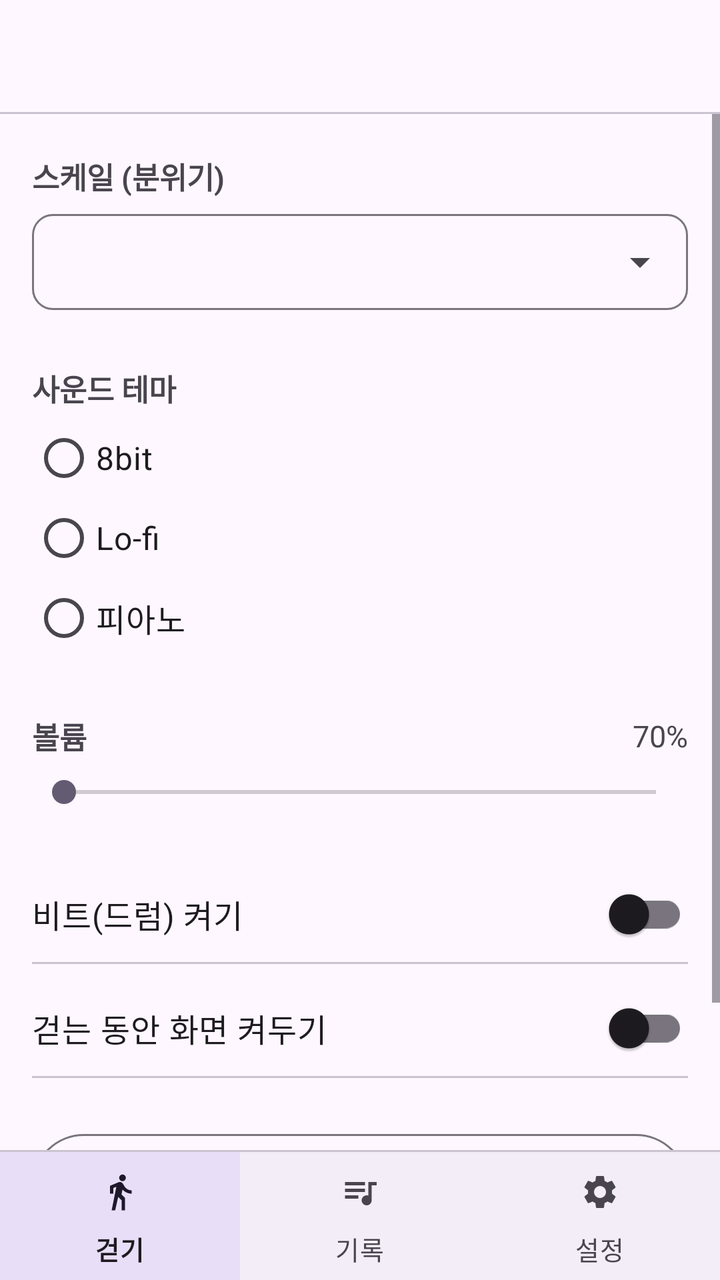
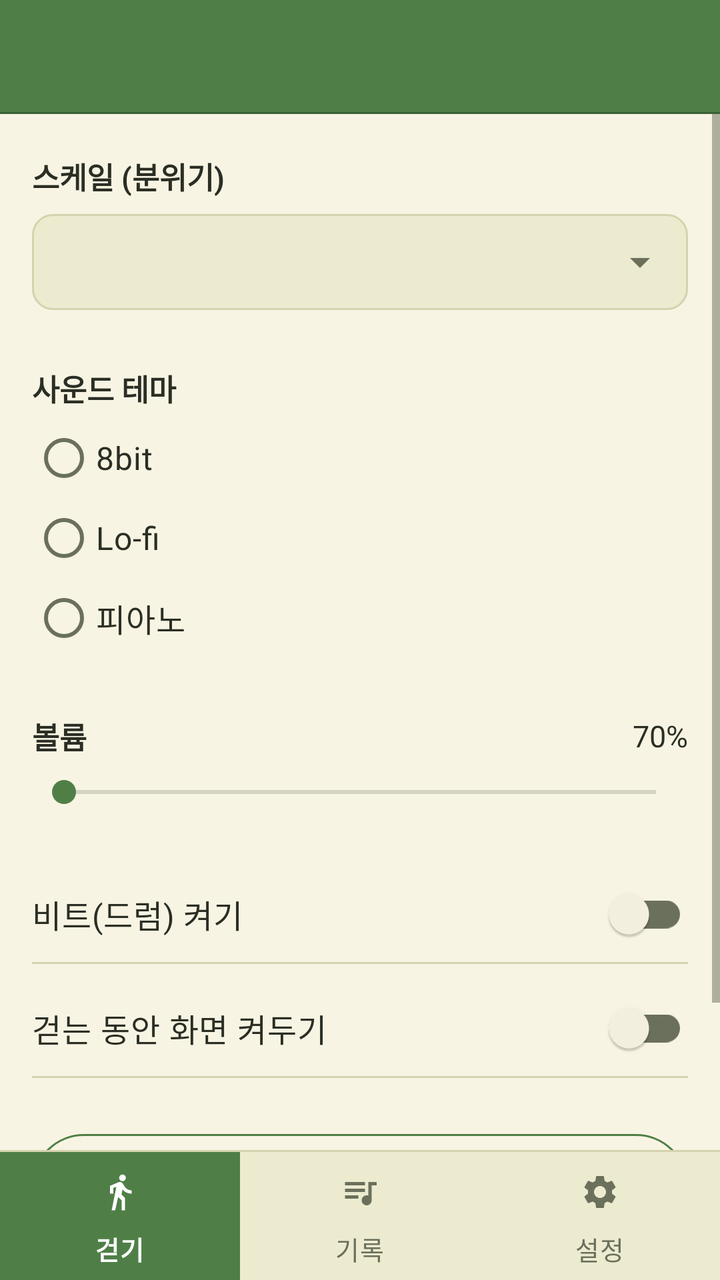

Before-and-after screenshots of an Android layout around one commit, followed by the original layout XML and the change that was made.
<!-- AndroidManifest.xml: application theme Theme.Balmatchum -->
<!-- res/layout/activity_settings.xml -->
<?xml version="1.0" encoding="utf-8"?>
<FrameLayout xmlns:android="http://schemas.android.com/apk/res/android"
    xmlns:app="http://schemas.android.com/apk/res-auto"
    android:layout_width="match_parent"
    android:layout_height="match_parent"
    android:fitsSystemWindows="true">

<LinearLayout
    android:layout_width="match_parent"
    android:layout_height="match_parent"
    android:orientation="vertical">

    
    <include layout="@layout/include_toolbar" />

    
    <ScrollView
        android:layout_width="match_parent"
        android:layout_height="0dp"
        android:layout_weight="1"
        android:fillViewport="true">

    <LinearLayout
        android:layout_width="match_parent"
        android:layout_height="wrap_content"
        android:orientation="vertical"
        android:paddingStart="16dp"
        android:paddingTop="20dp"
        android:paddingEnd="16dp"
        android:paddingBottom="16dp">

        
        <TextView
            android:layout_width="match_parent"
            android:layout_height="wrap_content"
            android:text="스케일 (분위기)"
            android:textSize="15sp"
            android:textStyle="bold" />

        
        <FrameLayout
            android:layout_width="match_parent"
            android:layout_height="wrap_content"
            android:layout_marginTop="8dp"
            android:background="@drawable/bg_outline_box">

            <Spinner
                android:id="@+id/spScale"
                android:layout_width="match_parent"
                android:layout_height="48dp" />
        </FrameLayout>

        
        <TextView
            android:layout_width="match_parent"
            android:layout_height="wrap_content"
            android:layout_marginTop="28dp"
            android:text="사운드 테마"
            android:textSize="15sp"
            android:textStyle="bold" />

        
        <RadioGroup
            android:id="@+id/rgTheme"
            android:layout_width="match_parent"
            android:layout_height="wrap_content"
            android:layout_marginTop="4dp"
            android:orientation="vertical">

            
            <RadioButton
                android:id="@+id/rbTheme8bit"
                android:layout_width="match_parent"
                android:layout_height="40dp"
                android:minHeight="40dp"
                android:text="8bit"
                android:textSize="16sp" />

            <RadioButton
                android:id="@+id/rbThemeLofi"
                android:layout_width="match_parent"
                android:layout_height="40dp"
                android:minHeight="40dp"
                android:text="Lo-fi"
                android:textSize="16sp" />

            <RadioButton
                android:id="@+id/rbThemePiano"
                android:layout_width="match_parent"
                android:layout_height="40dp"
                android:minHeight="40dp"
                android:text="피아노"
                android:textSize="16sp" />
        </RadioGroup>

        
        
        <LinearLayout
            android:layout_width="match_parent"
            android:layout_height="wrap_content"
            android:layout_marginTop="28dp"
            android:gravity="center_vertical"
            android:orientation="horizontal">

            <TextView
                android:layout_width="0dp"
                android:layout_height="wrap_content"
                android:layout_weight="1"
                android:text="볼륨"
                android:textSize="15sp"
                android:textStyle="bold" />

            <TextView
                android:id="@+id/tvVolume"
                android:layout_width="wrap_content"
                android:layout_height="wrap_content"
                android:text="70%"
                android:textSize="15sp" />
        </LinearLayout>

        
        <SeekBar
            android:id="@+id/seekVolume"
            android:layout_width="match_parent"
            android:layout_height="wrap_content"
            android:layout_marginTop="8dp"
            android:max="100" />

        
        
        <androidx.appcompat.widget.SwitchCompat
            android:id="@+id/swBeat"
            android:layout_width="match_parent"
            android:layout_height="48dp"
            android:layout_marginTop="28dp"
            android:text="비트(드럼) 켜기"
            android:textSize="16sp" />

        <View
            android:layout_width="match_parent"
            android:layout_height="1dp"
            android:background="?attr/colorOutlineVariant" />

        <androidx.appcompat.widget.SwitchCompat
            android:id="@+id/swKeepScreen"
            android:layout_width="match_parent"
            android:layout_height="48dp"
            android:layout_marginTop="8dp"
            android:text="걷는 동안 화면 켜두기"
            android:textSize="16sp" />

        <View
            android:layout_width="match_parent"
            android:layout_height="1dp"
            android:background="?attr/colorOutlineVariant" />

        
        <Space
            android:layout_width="match_parent"
            android:layout_height="0dp"
            android:layout_weight="1"
            android:minHeight="28dp" />

        
        <com.google.android.material.button.MaterialButton
            android:id="@+id/btnReset"
            style="@style/Widget.Material3.Button.OutlinedButton"
            android:layout_width="match_parent"
            android:layout_height="52dp"
            android:insetTop="0dp"
            android:insetBottom="0dp"
            android:text="설정 초기화"
            android:textSize="17sp"
            android:textStyle="bold"
            app:cornerRadius="26dp" />

        <TextView
            android:layout_width="match_parent"
            android:layout_height="wrap_content"
            android:layout_marginTop="8dp"
            android:gravity="center"
            android:text="누르면 확인 대화상자가 열리고, 완료되면 토스트 표시"
            android:textColor="?attr/colorOnSurfaceVariant"
            android:textSize="12sp" />
    </LinearLayout>
    </ScrollView>

    
    <include layout="@layout/include_bottom_nav" />
</LinearLayout>
</FrameLayout>
<!-- res/layout/include_toolbar.xml (included above) -->
<?xml version="1.0" encoding="utf-8"?>
<merge xmlns:android="http://schemas.android.com/apk/res/android"
    xmlns:app="http://schemas.android.com/apk/res-auto">

    
    <com.google.android.material.appbar.MaterialToolbar
        android:id="@+id/toolbar"
        android:layout_width="match_parent"
        android:layout_height="56dp"
        app:titleTextAppearance="@style/TextAppearance.Balmatchum.ToolbarTitle" />

    
    <View
        android:layout_width="match_parent"
        android:layout_height="1dp"
        android:background="?attr/colorOutlineVariant" />
</merge>
<!-- res/layout/include_bottom_nav.xml (included above) -->
<?xml version="1.0" encoding="utf-8"?>
<merge xmlns:android="http://schemas.android.com/apk/res/android"
    xmlns:app="http://schemas.android.com/apk/res-auto">

    
    <View
        android:layout_width="match_parent"
        android:layout_height="1dp"
        android:background="?attr/colorOutlineVariant" />

    
    <com.google.android.material.bottomnavigation.BottomNavigationView
        android:id="@+id/bottomNav"
        android:layout_width="match_parent"
        android:layout_height="64dp"
        android:minHeight="64dp"
        app:itemBackground="@drawable/bg_nav_item"
        app:itemIconSize="20dp"
        app:itemPaddingBottom="10dp"
        app:itemPaddingTop="10dp"
        app:itemTextAppearanceActive="@style/TextAppearance.Balmatchum.NavActive"
        app:itemTextAppearanceInactive="@style/TextAppearance.Balmatchum.NavInactive"
        app:labelVisibilityMode="labeled"
        app:menu="@menu/bottom_nav" />
</merge>
<!-- resources referenced by this layout -->
<resources>
  <!-- drawable bg_nav_item (drawable) -->
  <?xml version="1.0" encoding="utf-8"?>
  <selector xmlns:android="http://schemas.android.com/apk/res/android">
      <item android:state_checked="true">
          <shape android:shape="rectangle">
              
              <solid android:color="?attr/colorSecondaryContainer" />
          </shape>
      </item>
      <item android:drawable="@android:color/transparent" />
  </selector>
  <!-- drawable bg_outline_box (drawable) -->
  <?xml version="1.0" encoding="utf-8"?>
  <shape xmlns:android="http://schemas.android.com/apk/res/android"
      android:shape="rectangle">
      <corners android:radius="10dp" />
      <stroke
          android:width="1dp"
          android:color="?attr/colorOutline" />
  </shape>
  <style name="TextAppearance.Balmatchum.NavActive" parent="TextAppearance.Material3.LabelMedium">
          <item name="android:textSize">13sp</item>
          <item name="android:textStyle">bold</item>
      </style>
  <style name="TextAppearance.Balmatchum.ToolbarTitle" parent="TextAppearance.Material3.TitleLarge">
          <item name="android:textSize">20sp</item>
          <item name="android:textStyle">bold</item>
      </style>
  <style name="Theme.Balmatchum" parent="Base.Theme.Balmatchum" />
  <style name="Base.Theme.Balmatchum" parent="Theme.Material3.DayNight.NoActionBar">
          
          
      </style>
  <!-- unchanged entries left out for length: 1 -->
</resources>

<!-- the commit's change to res/layout/activity_settings.xml (unified diff, before → after) -->
@@ -3,11 +3,15 @@
     xmlns:app="http://schemas.android.com/apk/res-auto"
     android:layout_width="match_parent"
     android:layout_height="match_parent"
+    android:background="@color/bal_primary_dark"
     android:fitsSystemWindows="true">
+    
+
 
 <LinearLayout
     android:layout_width="match_parent"
     android:layout_height="match_parent"
+    android:background="@color/bal_background"
     android:orientation="vertical">
 
     
@@ -34,6 +38,7 @@
             android:layout_width="match_parent"
             android:layout_height="wrap_content"
             android:text="스케일 (분위기)"
+            android:textColor="@color/bal_text"
             android:textSize="15sp"
             android:textStyle="bold" />
 
@@ -47,7 +52,9 @@
             <Spinner
                 android:id="@+id/spScale"
                 android:layout_width="match_parent"
-                android:layout_height="48dp" />
+                android:layout_height="48dp"
+                android:backgroundTint="@color/bal_text_sub"
+                android:popupBackground="@color/bal_background" />
         </FrameLayout>
 
         
@@ -56,6 +63,7 @@
             android:layout_height="wrap_content"
             android:layout_marginTop="28dp"
             android:text="사운드 테마"
+            android:textColor="@color/bal_text"
             android:textSize="15sp"
             android:textStyle="bold" />
 
@@ -74,7 +82,9 @@
                 android:layout_height="40dp"
                 android:minHeight="40dp"
                 android:text="8bit"
-                android:textSize="16sp" />
+                android:textColor="@color/bal_text"
+                android:textSize="16sp"
+                app:buttonTint="@color/radio_tint" />
 
             <RadioButton
                 android:id="@+id/rbThemeLofi"
@@ -82,7 +92,9 @@
                 android:layout_height="40dp"
                 android:minHeight="40dp"
                 android:text="Lo-fi"
-                android:textSize="16sp" />
+                android:textColor="@color/bal_text"
+                android:textSize="16sp"
+                app:buttonTint="@color/radio_tint" />
 
             <RadioButton
                 android:id="@+id/rbThemePiano"
@@ -90,7 +102,9 @@
                 android:layout_height="40dp"
                 android:minHeight="40dp"
                 android:text="피아노"
-                android:textSize="16sp" />
+                android:textColor="@color/bal_text"
+                android:textSize="16sp"
+                app:buttonTint="@color/radio_tint" />
         </RadioGroup>
 
         
@@ -107,6 +121,7 @@
                 android:layout_height="wrap_content"
                 android:layout_weight="1"
                 android:text="볼륨"
+                android:textColor="@color/bal_text"
                 android:textSize="15sp"
                 android:textStyle="bold" />
 
@@ -115,6 +130,7 @@
                 android:layout_width="wrap_content"
                 android:layout_height="wrap_content"
                 android:text="70%"
+                android:textColor="@color/bal_text"
                 android:textSize="15sp" />
         </LinearLayout>
 
@@ -124,7 +140,10 @@
             android:layout_width="match_parent"
             android:layout_height="wrap_content"
             android:layout_marginTop="8dp"
-            android:max="100" />
+            android:max="100"
+            android:progressBackgroundTint="@color/bal_text_sub"
+            android:progressTint="@color/bal_primary"
+            android:thumbTint="@color/bal_primary" />
 
         
         
@@ -134,12 +153,15 @@
             android:layout_height="48dp"
             android:layout_marginTop="28dp"
             android:text="비트(드럼) 켜기"
-            android:textSize="16sp" />
+            android:textColor="@color/bal_text"
+            android:textSize="16sp"
+            app:thumbTint="@color/switch_thumb"
+            app:trackTint="@color/switch_track" />
 
         <View
             android:layout_width="match_parent"
             android:layout_height="1dp"
-            android:background="?attr/colorOutlineVariant" />
+            android:background="@color/bal_outline" />
 
         <androidx.appcompat.widget.SwitchCompat
             android:id="@+id/swKeepScreen"
@@ -147,12 +169,15 @@
             android:layout_height="48dp"
             android:layout_marginTop="8dp"
             android:text="걷는 동안 화면 켜두기"
-            android:textSize="16sp" />
+            android:textColor="@color/bal_text"
+            android:textSize="16sp"
+            app:thumbTint="@color/switch_thumb"
+            app:trackTint="@color/switch_track" />
 
         <View
             android:layout_width="match_parent"
             android:layout_height="1dp"
-            android:background="?attr/colorOutlineVariant" />
+            android:background="@color/bal_outline" />
 
         
         <Space
@@ -170,9 +195,11 @@
             android:insetTop="0dp"
             android:insetBottom="0dp"
             android:text="설정 초기화"
+            android:textColor="@color/bal_primary"
             android:textSize="17sp"
             android:textStyle="bold"
-            app:cornerRadius="26dp" />
+            app:cornerRadius="26dp"
+            app:strokeColor="@color/bal_primary" />
 
         <TextView
             android:layout_width="match_parent"
@@ -180,7 +207,7 @@
             android:layout_marginTop="8dp"
             android:gravity="center"
             android:text="누르면 확인 대화상자가 열리고, 완료되면 토스트 표시"
-            android:textColor="?attr/colorOnSurfaceVariant"
+            android:textColor="@color/bal_text_sub"
             android:textSize="12sp" />
     </LinearLayout>
     </ScrollView>
@@ -199,13 +226,15 @@
         android:id="@+id/toolbar"
         android:layout_width="match_parent"
         android:layout_height="56dp"
-        app:titleTextAppearance="@style/TextAppearance.Balmatchum.ToolbarTitle" />
+        android:background="@color/bal_primary"
+        app:titleTextAppearance="@style/TextAppearance.Balmatchum.ToolbarTitle"
+        app:titleTextColor="@color/white" />
 
     
     <View
         android:layout_width="match_parent"
         android:layout_height="1dp"
-        android:background="?attr/colorOutlineVariant" />
+        android:background="@color/bal_primary_dark" />
 </merge>
 <!-- res/layout/include_bottom_nav.xml (included above) -->
 <?xml version="1.0" encoding="utf-8"?>
@@ -216,7 +245,7 @@
     <View
         android:layout_width="match_parent"
         android:layout_height="1dp"
-        android:background="?attr/colorOutlineVariant" />
+        android:background="@color/bal_outline" />
 
     
     <com.google.android.material.bottomnavigation.BottomNavigationView
@@ -224,7 +253,10 @@
         android:layout_width="match_parent"
         android:layout_height="64dp"
         android:minHeight="64dp"
+        android:background="@color/bal_surface"
         app:itemBackground="@drawable/bg_nav_item"
+        app:itemIconTint="@color/nav_item_color"
+        app:itemTextColor="@color/nav_item_color"
         app:itemIconSize="20dp"
         app:itemPaddingBottom="10dp"
         app:itemPaddingTop="10dp"
<!-- resource entries referenced after the edit -->
@@ -1,12 +1,19 @@
 <!-- resources referenced by this layout -->
 <resources>
+  <color name="bal_background">#F8F4E3</color>
+  <color name="bal_outline">#D5D3AE</color>
+  <color name="bal_primary">#4F7F47</color>
+  <color name="bal_primary_dark">#386134</color>
+  <color name="bal_surface">#ECEBCF</color>
+  <color name="bal_text">#2B2E24</color>
+  <color name="bal_text_sub">#6B705C</color>
+  <color name="white">#FFFFFFFF</color>
   <!-- drawable bg_nav_item (drawable) -->
   <?xml version="1.0" encoding="utf-8"?>
   <selector xmlns:android="http://schemas.android.com/apk/res/android">
       <item android:state_checked="true">
           <shape android:shape="rectangle">
-              
-              <solid android:color="?attr/colorSecondaryContainer" />
+              <solid android:color="@color/bal_primary" />
           </shape>
       </item>
       <item android:drawable="@android:color/transparent" />
@@ -16,9 +23,10 @@
   <shape xmlns:android="http://schemas.android.com/apk/res/android"
       android:shape="rectangle">
       <corners android:radius="10dp" />
+      <solid android:color="@color/bal_surface" />
       <stroke
           android:width="1dp"
-          android:color="?attr/colorOutline" />
+          android:color="@color/bal_outline" />
   </shape>
   <style name="TextAppearance.Balmatchum.NavActive" parent="TextAppearance.Material3.LabelMedium">
           <item name="android:textSize">13sp</item>
@@ -29,10 +37,59 @@
           <item name="android:textStyle">bold</item>
       </style>
   <style name="Theme.Balmatchum" parent="Base.Theme.Balmatchum" />
-  <style name="Base.Theme.Balmatchum" parent="Theme.Material3.DayNight.NoActionBar">
+  <style name="Base.Theme.Balmatchum" parent="Theme.Material3.Light.NoActionBar">
           
+          <item name="colorPrimary">@color/bal_primary</item>
           
+          <item name="colorOnPrimary">@color/white</item>
+          <item name="colorPrimaryContainer">@color/bal_surface</item>
+          <item name="colorOnPrimaryContainer">@color/bal_text</item>
+  
+          
+          <item name="colorSecondary">@color/bal_secondary</item>
+          <item name="colorOnSecondary">@color/bal_text</item>
+          <item name="colorSecondaryContainer">@color/bal_surface</item>
+          <item name="colorOnSecondaryContainer">@color/bal_text</item>
+  
+          
+          <item name="colorTertiary">@color/bal_accent</item>
+          <item name="colorOnTertiary">@color/white</item>
+          
+          <item name="colorError">@color/bal_accent</item>
+          <item name="colorOnError">@color/white</item>
+  
+          
+          <item name="android:colorBackground">@color/bal_background</item>
+          <item name="android:windowBackground">@color/bal_background</item>
+          <item name="colorOnBackground">@color/bal_text</item>
+  
+          
+          <item name="colorSurface">@color/bal_background</item>
+          <item name="colorOnSurface">@color/bal_text</item>
+          <item name="colorOnSurfaceVariant">@color/bal_text_sub</item>
+          <item name="colorSurfaceContainerLowest">@color/bal_background</item>
+          <item name="colorSurfaceContainerLow">@color/bal_background</item>
+          <item name="colorSurfaceContainer">@color/bal_surface</item>
+          
+          <item name="colorSurfaceContainerHigh">@color/bal_background</item>
+          <item name="colorSurfaceContainerHighest">@color/bal_surface</item>
+  
+          
+          <item name="colorOutline">@color/bal_outline</item>
+          <item name="colorOutlineVariant">@color/bal_outline</item>
+  
+          
+          <item name="android:textColorPrimary">@color/bal_text</item>
+          <item name="android:textColorSecondary">@color/bal_text_sub</item>
+  
+          
+          <item name="android:statusBarColor">@color/bal_primary_dark</item>
+          <item name="android:navigationBarColor">@color/bal_primary_dark</item>
+          
+          <item name="android:windowLightStatusBar">false</item>
       </style>
+  <color name="bal_secondary">#A9BF7A</color>
+  <color name="bal_accent">#D07A4A</color>
   <!-- unchanged entries left out for length: 1 -->
 </resources>
 
